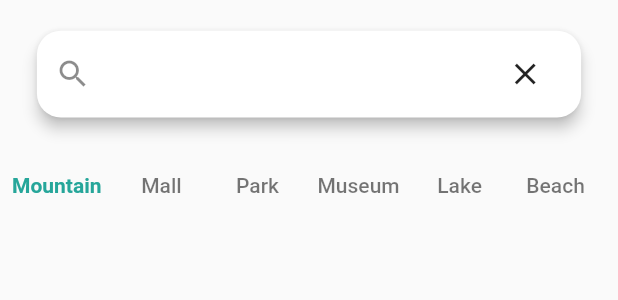
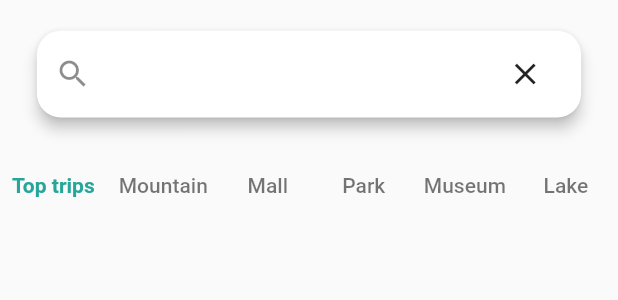
Before and after one commit to Alpha17-2/safari, a Flutter app: the SearchScreen widget shown alone on an empty page, opened directly, on a phone screen of 412 x 824 dp. Shown: the top 300 px of the screen. Run offline on Flutter 3.47's test engine with Material 2 defaults, Android fonts, the phone set to English and light mode, and no system bars; our stand-ins replace cached_network_image, carousel_slider, firebase_auth, firebase_core, firebase_storage, google_fonts and 3 more; accounts and stored records are empty; network calls fail.

Commit message:
top trip added to search category screen

```diff
--- a/lib/controller/providers/places_provider.dart
+++ b/lib/controller/providers/places_provider.dart
@@ -38,7 +38,11 @@ class PlacesProvider extends ChangeNotifier {
   }
 
   List<PlaceModel> getPlaceType(String type) {
-    return [...places.where((place) => place.type == type).toList()];
+    if (type != 'Top trips') {
+      return [...places.where((place) => place.type == type).toList()];
+    } else {
+      return getTopTrips;
+    }
   }
 
   List<PlaceModel> get getTopTrips {
--- a/lib/controller/providers/search_screen_provider.dart
+++ b/lib/controller/providers/search_screen_provider.dart
@@ -2,6 +2,7 @@ import 'package:flutter/cupertino.dart';
 
 class SearchScreenProvider extends ChangeNotifier {
   final List<String> categories = [
+    'Top trips',
     'Mountain',
     'Mall',
     'Park',
--- /dev/null
+++ b/lib/view/screens/SearchScreen/place_category.dart
@@ -0,0 +1,50 @@
+import 'package:flutter/material.dart';
+import 'package:provider/provider.dart';
+import 'package:safari/controller/constants/device_size.dart';
+import 'package:safari/controller/constants/global_context.dart';
+import 'package:safari/controller/providers/search_screen_provider.dart';
+
+class PlaceCategory extends StatelessWidget {
+  const PlaceCategory({Key? key}) : super(key: key);
+
+  showCategories(String category,int index,int selectedIndex) {
+      return TextButton(
+          onPressed: () {
+            Provider.of<SearchScreenProvider>(GlobalContext.contextKey.currentContext!, listen: false)
+                .setSelectedIndex(index);
+          },
+          child: Text(
+            category,
+            style: TextStyle(
+                color: (selectedIndex == index)
+                    ? Colors.teal[400]
+                    : Colors.black54,
+                fontSize: 14,
+                fontWeight: (selectedIndex == index)
+                    ? FontWeight.bold
+                    : FontWeight.w500),
+          ));
+    }
+
+
+  @override
+  Widget build(BuildContext context) {
+    final List<String> categories =
+        Provider.of<SearchScreenProvider>(context).getCategories;
+    final int selectedIndex =
+        Provider.of<SearchScreenProvider>(context).getSelectedIndex;
+    return Container(
+      padding: const EdgeInsets.only(right: 10),
+      height: displayHeight(context) * 0.06,
+      width: displayWidth(context),
+      child: ListView.builder(
+        padding: EdgeInsets.zero,
+        scrollDirection: Axis.horizontal,
+        itemBuilder: (context, index) {
+          return showCategories(categories[index],index,selectedIndex);
+        },
+        itemCount: categories.length,
+      ),
+    );
+  }
+}
--- a/lib/view/screens/SearchScreen/search_screen.dart
+++ b/lib/view/screens/SearchScreen/search_screen.dart
@@ -1,11 +1,7 @@
 import 'dart:async';
-
 import 'package:flutter/material.dart';
-import 'package:provider/provider.dart';
 import 'package:safari/controller/constants/device_size.dart';
-import 'package:safari/controller/providers/search_screen_provider.dart';
-import 'package:safari/model/place_model.dart';
-import 'package:safari/view/screens/PlaceDetailScreen/place_detail_screen.dart';
+import 'package:safari/view/screens/SearchScreen/place_category.dart';
 import 'package:safari/view/screens/SearchScreen/place_list.dart';
 import 'package:safari/view/screens/SearchScreen/search_place_list.dart';
 
@@ -15,7 +11,6 @@ class SearchScreen extends StatefulWidget {
 }
 
 class _SearchScreenState extends State<SearchScreen> {
-  //const SearchScreen({Key? key}) : super(key: key);
   TextEditingController searchController = TextEditingController();
 
   StreamController<bool> isTypingController = StreamController();
@@ -29,30 +24,6 @@ class _SearchScreenState extends State<SearchScreen> {
 
   @override
   Widget build(BuildContext context) {
-    final List<String> categories =
-        Provider.of<SearchScreenProvider>(context).getCategories;
-    final int selectedIndex =
-        Provider.of<SearchScreenProvider>(context).getSelectedIndex;
-
-    showCategories(int index) {
-      return TextButton(
-          onPressed: () {
-            Provider.of<SearchScreenProvider>(context, listen: false)
-                .setSelectedIndex(index);
-          },
-          child: Text(
-            categories[index],
-            style: TextStyle(
-                color: (selectedIndex == index)
-                    ? Colors.teal[400]
-                    : Colors.black54,
-                fontSize: 14,
-                fontWeight: (selectedIndex == index)
-                    ? FontWeight.bold
-                    : FontWeight.w500),
-          ));
-    }
-
     return SizedBox(
         height: displayHeight(context),
         width: displayWidth(context),
@@ -112,19 +83,7 @@ class _SearchScreenState extends State<SearchScreen> {
                       ),
                     ),
                   ),
-                  Container(
-                    padding: const EdgeInsets.only(right: 10),
-                    height: displayHeight(context) * 0.06,
-                    width: displayWidth(context),
-                    child: ListView.builder(
-                      padding: EdgeInsets.zero,
-                      scrollDirection: Axis.horizontal,
-                      itemBuilder: (context, index) {
-                        return showCategories(index);
-                      },
-                      itemCount: categories.length,
-                    ),
-                  ),
+                  const PlaceCategory(),
                   Expanded(
                       child: snapshot.data ?? false
                           ? SearchPlaceList(query: searchController.text)
```
